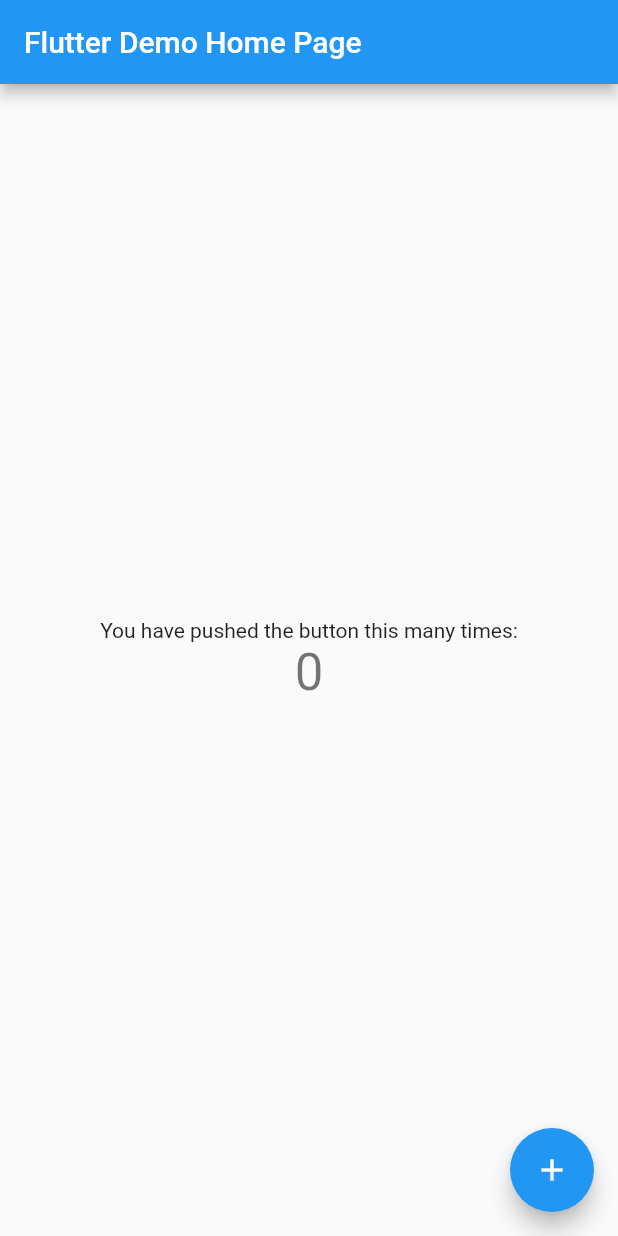
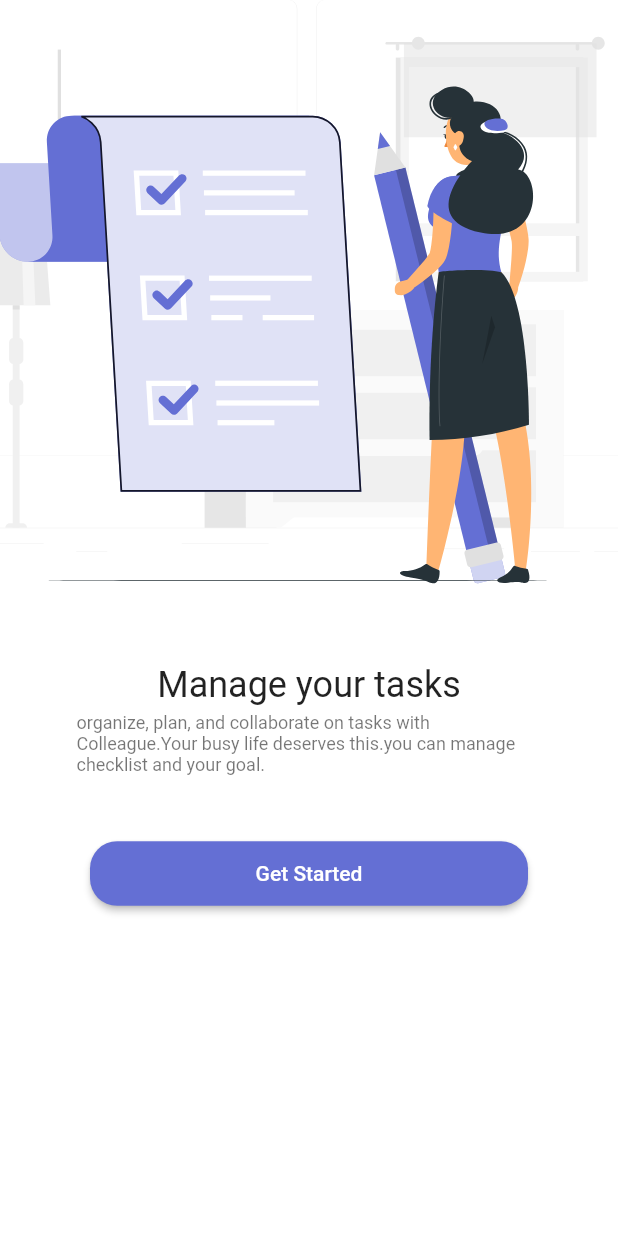
Before and after one commit to saeed7597/todo_list, a Flutter app: the screen it shows after launch, on a phone screen of 412 x 824 dp. Run offline on Flutter 3.47's test engine with Material 2 defaults, Android fonts, the phone set to English and light mode, and no system bars; our stand-ins replace flutter_svg; generated files the repository leaves out were written again.

Commit message:
add new screen and change small in project

```diff
--- /dev/null
+++ b/l10n.yaml
@@ -0,0 +1,3 @@
+arb-dir: lib/l10n
+template-arb-file: app_en.arb
+output-localization-file: app_localizations.dart
--- /dev/null
+++ b/lib/cofig/app_theme_config.dart
@@ -0,0 +1,45 @@
+import 'dart:ui';
+
+import 'package:flutter/material.dart';
+
+class AppThemeConfig {
+  final Color primaryColor;
+  final Color secondaryColor;
+  final Color surfaceColor;
+  Brightness brightness;
+  Color backgroundColor;
+  AppThemeConfig.light()
+      : primaryColor = const Color(0xff242F9B),
+        secondaryColor = const Color(0xff646FD4),
+        surfaceColor = const Color(0xff9BA3EB),
+        brightness = Brightness.light,
+        backgroundColor = Colors.white;
+
+  AppThemeConfig.dark()
+      : primaryColor = const Color(0xff242F9B),
+        secondaryColor = const Color(0xff646FD4),
+        surfaceColor = const Color(0xff9BA3EB),
+        brightness = Brightness.dark,
+        backgroundColor = Colors.black;
+
+  ThemeData getTheme() {
+    return ThemeData(
+        primaryColor: primaryColor,
+        backgroundColor: backgroundColor,
+        brightness: brightness,
+        scaffoldBackgroundColor: backgroundColor,
+        secondaryHeaderColor: secondaryColor,
+        textTheme: TextTheme(
+          bodyText1: TextStyle(
+            color: surfaceColor
+          ),
+          bodyText2: TextStyle(
+            color: secondaryColor
+          ),
+          headline6: TextStyle(
+            color: secondaryColor
+          )
+        )
+    );
+  }
+}
--- /dev/null
+++ b/lib/l10n/app_en.arb
@@ -0,0 +1,12 @@
+{
+  "manageTasks": "Manage your tasks",
+  "labelDescription" : "organize, plan, and collaborate on tasks with Colleague.Your busy life deserves this.you can manage checklist and your goal.",
+  "labelButtonGetStarted" : "Get Started",
+  "labelStart" : "Start Manage Your Task With",
+  "appName" : "Colleague",
+  "labelSignUp" : "SIGN UP",
+  "labelHaveAnAccount" : "Already have an account? ",
+  "labelLogIn" : "LOG IN",
+  "labelHelloAgain" : "Hello Again!",
+  "labelWelcomeBack" : "Welcome Back"
+}
--- a/lib/main.dart
+++ b/lib/main.dart
@@ -1,115 +1,40 @@
 import 'package:flutter/material.dart';
+import 'package:flutter/services.dart';
+import 'package:flutter_localizations/flutter_localizations.dart';
+import 'package:flutter_gen/gen_l10n/app_localizations.dart';
+import 'package:todo_list/screens/one_screen.dart';
+
+import 'cofig/app_theme_config.dart';
 
 void main() {
   runApp(const MyApp());
+  SystemChrome.setSystemUIOverlayStyle(
+      const SystemUiOverlayStyle(
+        statusBarColor:  Color(0xff646FD4),
+      )
+  );
+  runApp(const MyApp());
 }
-
 class MyApp extends StatelessWidget {
   const MyApp({super.key});
 
-  // This widget is the root of your application.
   @override
   Widget build(BuildContext context) {
+    const themeMode = ThemeMode.light;
     return MaterialApp(
-      title: 'Flutter Demo',
-      theme: ThemeData(
-        // This is the theme of your application.
-        //
-        // Try running your application with "flutter run". You'll see the
-        // application has a blue toolbar. Then, without quitting the app, try
-        // changing the primarySwatch below to Colors.green and then invoke
-        // "hot reload" (press "r" in the console where you ran "flutter run",
-        // or simply save your changes to "hot reload" in a Flutter IDE).
-        // Notice that the counter didn't reset back to zero; the application
-        // is not restarted.
-        primarySwatch: Colors.blue,
-      ),
-      home: const MyHomePage(title: 'Flutter Demo Home Page'),
-    );
+        title: 'Flutter Demo',
+        localizationsDelegates: const [
+          AppLocalizations.delegate,
+          GlobalMaterialLocalizations.delegate,
+          GlobalWidgetsLocalizations.delegate,
+          GlobalCupertinoLocalizations.delegate,
+        ],
+        supportedLocales: const [
+          Locale('en'), // English// Spanish
+        ],
+        theme: themeMode == ThemeMode.light
+                ? AppThemeConfig.light().getTheme()
+                : AppThemeConfig.dark().getTheme(),
+        home: const OneScreen());
   }
 }
-
-class MyHomePage extends StatefulWidget {
-  const MyHomePage({super.key, required this.title});
-
-  // This widget is the home page of your application. It is stateful, meaning
-  // that it has a State object (defined below) that contains fields that affect
-  // how it looks.
-
-  // This class is the configuration for the state. It holds the values (in this
-  // case the title) provided by the parent (in this case the App widget) and
-  // used by the build method of the State. Fields in a Widget subclass are
-  // always marked "final".
-
-  final String title;
-
-  @override
-  State<MyHomePage> createState() => _MyHomePageState();
-}
-
-class _MyHomePageState extends State<MyHomePage> {
-  int _counter = 0;
-
-  void _incrementCounter() {
-    setState(() {
-      // This call to setState tells the Flutter framework that something has
-      // changed in this State, which causes it to rerun the build method below
-      // so that the display can reflect the updated values. If we changed
-      // _counter without calling setState(), then the build method would not be
-      // called again, and so nothing would appear to happen.
-      _counter++;
-    });
-  }
-
-  @override
-  Widget build(BuildContext context) {
-    // This method is rerun every time setState is called, for instance as done
-    // by the _incrementCounter method above.
-    //
-    // The Flutter framework has been optimized to make rerunning build methods
-    // fast, so that you can just rebuild anything that needs updating rather
-    // than having to individually change instances of widgets.
-    return Scaffold(
-      appBar: AppBar(
-        // Here we take the value from the MyHomePage object that was created by
-        // the App.build method, and use it to set our appbar title.
-        title: Text(widget.title),
-      ),
-      body: Center(
-        // Center is a layout widget. It takes a single child and positions it
-        // in the middle of the parent.
-        child: Column(
-          // Column is also a layout widget. It takes a list of children and
-          // arranges them vertically. By default, it sizes itself to fit its
-          // children horizontally, and tries to be as tall as its parent.
-          //
-          // Invoke "debug painting" (press "p" in the console, choose the
-          // "Toggle Debug Paint" action from the Flutter Inspector in Android
-          // Studio, or the "Toggle Debug Paint" command in Visual Studio Code)
-          // to see the wireframe for each widget.
-          //
-          // Column has various properties to control how it sizes itself and
-          // how it positions its children. Here we use mainAxisAlignment to
-          // center the children vertically; the main axis here is the vertical
-          // axis because Columns are vertical (the cross axis would be
-          // horizontal).
-          mainAxisAlignment: MainAxisAlignment.center,
-          children: <Widget>[
-            const Text(
-              'You have pushed the button this many times:',
-            ),
-            Text(
-              '$_counter',
-              style: Theme.of(context).textTheme.headline4,
-            ),
-          ],
-        ),
-      ),
-      floatingActionButton: FloatingActionButton(
-        onPressed: _incrementCounter,
-        tooltip: 'Increment',
-        child: const Icon(Icons.add),
-      ), // This trailing comma makes auto-formatting nicer for build methods.
-    );
-  }
-}
--- /dev/null
+++ b/lib/screens/one_screen.dart
@@ -0,0 +1,72 @@
+import 'package:flutter/material.dart';
+import 'package:flutter_svg/svg.dart';
+import 'package:flutter_gen/gen_l10n/app_localizations.dart';
+import 'package:todo_list/screens/two_screen.dart';
+class OneScreen extends StatelessWidget {
+  const OneScreen({Key? key}) : super(key: key);
+
+  @override
+  Widget build(BuildContext context) {
+    final themData = Theme.of(context);
+    final double height = MediaQuery.of(context).size.height;
+    final double width = MediaQuery.of(context).size.width;
+    final appLanguage = AppLocalizations.of(context);
+    return Scaffold(
+        body: Column(
+          children: [
+            SvgPicture.asset(
+              'assets/svg/Completed-rafiki.svg',
+              width: MediaQuery.of(context).size.width,
+            ),
+            const SizedBox(
+              height: 32,
+            ),
+            Center(
+              child: Column(
+                children: [
+                  Text(
+                    AppLocalizations.of(context)!.manageTasks,
+                    style: themData.textTheme.headline5,
+                  ),
+                  const SizedBox(
+                    height: 4,
+                  ),
+                  Padding(
+                    padding: const EdgeInsets.symmetric(horizontal: 51),
+                    child: Text(
+                      AppLocalizations.of(context)!.labelDescription,
+                      style: themData.textTheme.caption,
+                    ),
+                  ),
+                  const SizedBox(
+                    height: 44,
+                  ),
+                  Padding(
+                    padding: const EdgeInsets.symmetric(horizontal: 60),
+                    child: SizedBox(
+                      width: width,
+                      height: 43,
+                      child: ElevatedButton(
+                          style: ButtonStyle(
+                            backgroundColor: MaterialStateProperty.all<Color>(
+                                themData.secondaryHeaderColor),
+                            shape:
+                            MaterialStateProperty.all<RoundedRectangleBorder>(
+                              RoundedRectangleBorder(
+                                borderRadius: BorderRadius.circular(18),
+                              ),
+                            ),
+                          ),
+                          onPressed: () {
+                            Navigator.of(context).push(MaterialPageRoute(builder: (context)=>const TwoScreen()));
+                          },
+                          child: Text(appLanguage!.labelButtonGetStarted)),
+                    ),
+                  )
+                ],
+              ),
+            )
+          ],
+        ));
+  }
+}
```
Also changed, not shown: lib/l10n/app_fa.arb (added, +13 -0 lines), lib/screens/login_screen.dart (added, +92 -0 lines), lib/screens/two_screen.dart (added, +75 -0 lines), pubspec.yaml (+8 -1 lines), assets/svg/Completed-rafiki.svg (added), assets/svg/mobile-login-pana.svg (added), pubspec.lock.
